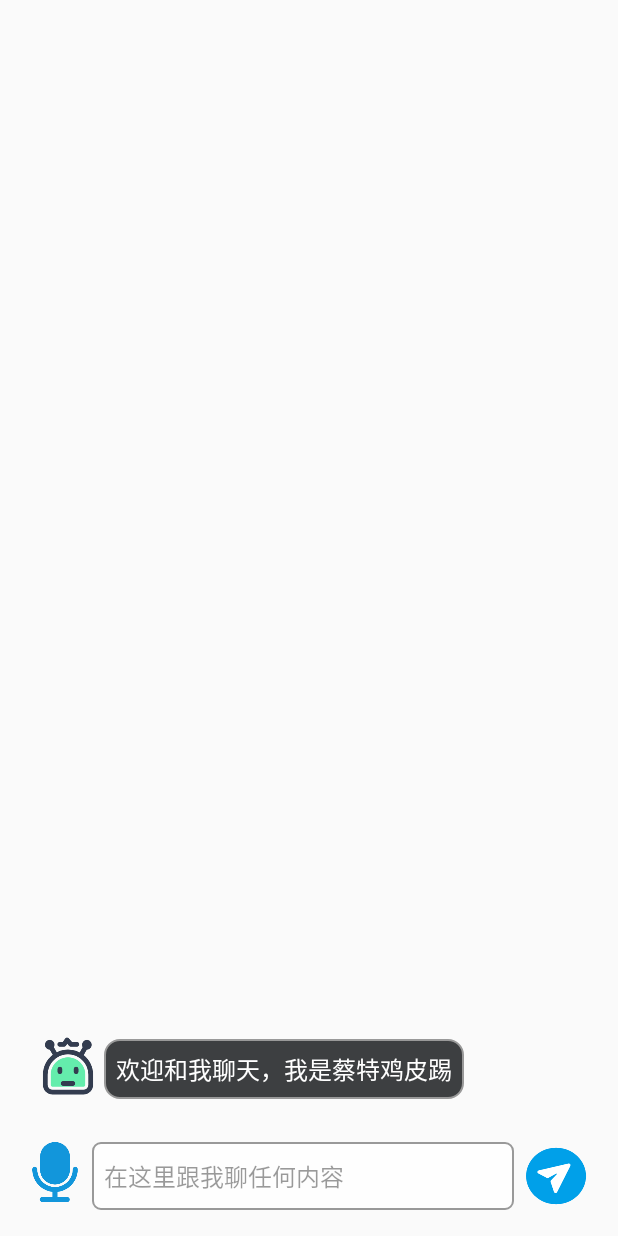
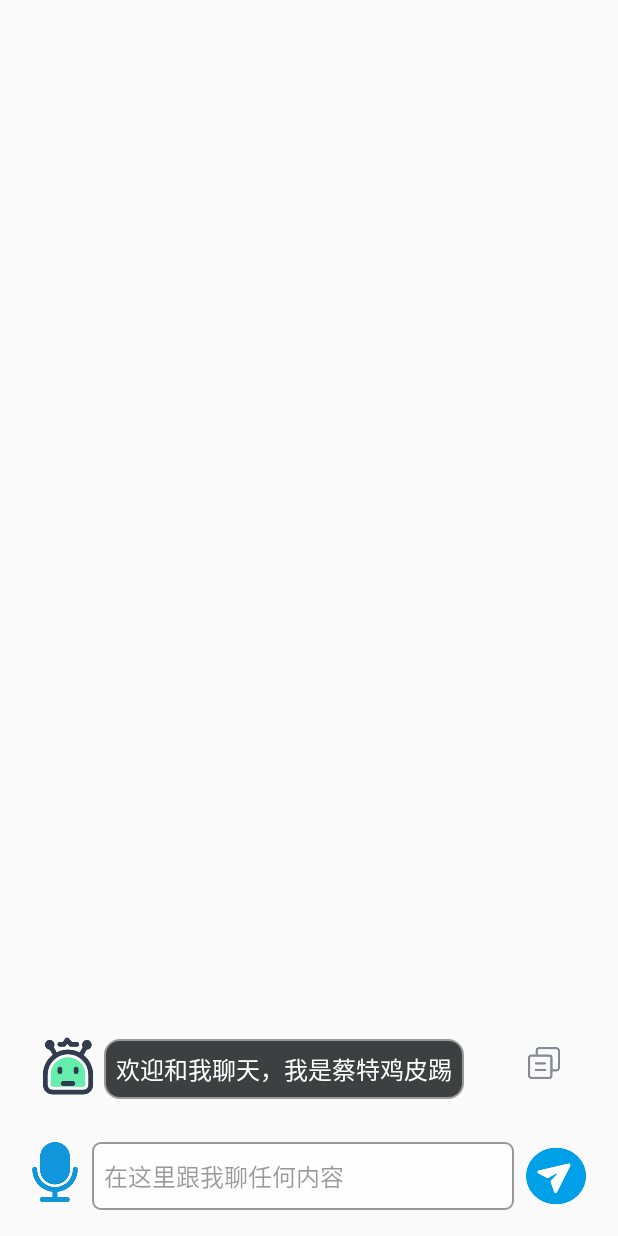
Before and after one commit to cstdr/ChatGPTAssistant, an Android app: the screen it shows after launch (MainActivity), on a phone screen of 412 x 824 dp. Run offline under Robolectric (Android 15) with nearby library versions, the phone set to English and light mode, and no system bars; libraries missing offline, so code that uses them is left out: net.gotev.speech; plain views replace SpeechProgressView; 14 statements that could not run were skipped.

Commit message:
add 复制内容按钮。

```diff
--- a/app/src/main/java/com/cstdr/chatgpt/MainActivity.java
+++ b/app/src/main/java/com/cstdr/chatgpt/MainActivity.java
@@ -25,6 +25,7 @@ import android.widget.Toast;
 import com.cstdr.chatgpt.adapter.ChatListAdapter;
 import com.cstdr.chatgpt.bean.ChatMessage;
 import com.cstdr.chatgpt.constant.Constant;
+import com.cstdr.chatgpt.util.ClipboardUtil;
 import com.cstdr.chatgpt.util.JsonParser;
 import com.iflytek.cloud.ErrorCode;
 import com.iflytek.cloud.InitListener;
@@ -106,6 +107,7 @@ public class MainActivity extends AppCompatActivity {
     protected void onCreate(Bundle savedInstanceState) {
         super.onCreate(savedInstanceState);
         setContentView(R.layout.activity_main);
+        ClipboardUtil.init(this);
 
         // 将“12345678”替换成您申请的APPID，申请地址：http://www.xfyun.cn
         // 请勿在“=”与appid之间添加任何空字符或者转义符
@@ -120,7 +122,7 @@ public class MainActivity extends AppCompatActivity {
 
         // ======================
 
-        Speech.init(this, getPackageName());
+//        Speech.init(this, getPackageName());
 
         mContext = this;
 
@@ -345,7 +347,7 @@ public class MainActivity extends AppCompatActivity {
     @Override
     protected void onDestroy() {
         super.onDestroy();
-        Speech.getInstance().shutdown();
+//        Speech.getInstance().shutdown();
         if (mIatDialog != null) {
             // 退出时释放连接
             mIatDialog.cancel();
@@ -472,6 +474,9 @@ public class MainActivity extends AppCompatActivity {
 
     }
 
+    /**
+     * @deprecated 谷歌的语音组件，需要科技才能用
+     */
     private void startRecord() {
         try {
             Speech.getInstance().startListening(mSPVRecord, new SpeechDelegate() {
--- /dev/null
+++ b/app/src/main/java/com/cstdr/chatgpt/MyApplication.java
@@ -0,0 +1,10 @@
+package com.cstdr.chatgpt;
+
+import android.app.Application;
+
+public class MyApplication extends Application {
+    @Override
+    public void onCreate() {
+        super.onCreate();
+    }
+}
--- a/app/src/main/java/com/cstdr/chatgpt/adapter/ChatListAdapter.java
+++ b/app/src/main/java/com/cstdr/chatgpt/adapter/ChatListAdapter.java
@@ -4,16 +4,20 @@ import android.content.Context;
 import android.view.LayoutInflater;
 import android.view.View;
 import android.view.ViewGroup;
+import android.widget.ImageView;
 import android.widget.ProgressBar;
 import android.widget.RelativeLayout;
 import android.widget.TextView;
+import android.widget.Toast;
 
 import androidx.annotation.NonNull;
 import androidx.recyclerview.widget.RecyclerView;
 
+import com.cstdr.chatgpt.MyApplication;
 import com.cstdr.chatgpt.R;
 import com.cstdr.chatgpt.bean.ChatMessage;
 import com.cstdr.chatgpt.constant.Constant;
+import com.cstdr.chatgpt.util.ClipboardUtil;
 
 import java.util.List;
 import java.util.zip.Inflater;
@@ -45,16 +49,28 @@ public class ChatListAdapter extends RecyclerView.Adapter<ChatListAdapter.MyView
             holder.mRlHuman.setVisibility(View.GONE);
             holder.mRlBot.setVisibility(View.VISIBLE);
             holder.mTvMsgBot.setText(msg);
+            holder.mIvCopy.setVisibility(View.VISIBLE);
+            holder.mIvCopy.setOnClickListener(v -> {
+                // 复制到剪贴板
+                if (ClipboardUtil.copy(msg)) {
+                    Toast.makeText(v.getContext(), "已复制", Toast.LENGTH_SHORT).show();
+                } else {
+                    Toast.makeText(v.getContext(), "复制出错", Toast.LENGTH_SHORT).show();
+                }
+            });
+
         } else if (owner.equals(Constant.OWNER_HUMAN)) {
             holder.mPbThink.setVisibility(View.GONE);
             holder.mRlBot.setVisibility(View.GONE);
             holder.mRlHuman.setVisibility(View.VISIBLE);
             holder.mTvMsgHuman.setText(msg);
+            holder.mIvCopy.setVisibility(View.GONE);
         } else if (owner.equals(Constant.OWNER_BOT_THINK)) {
             holder.mPbThink.setVisibility(View.VISIBLE);
             holder.mRlHuman.setVisibility(View.GONE);
             holder.mRlBot.setVisibility(View.VISIBLE);
             holder.mTvMsgBot.setText(msg);
+            holder.mIvCopy.setVisibility(View.GONE);
         }
     }
 
@@ -74,6 +90,7 @@ public class ChatListAdapter extends RecyclerView.Adapter<ChatListAdapter.MyView
         private TextView mTvMsgBot;
         private TextView mTvMsgHuman;
         private ProgressBar mPbThink;
+        private ImageView mIvCopy;
 
         public MyViewHolder(@NonNull View itemView) {
             super(itemView);
@@ -85,6 +102,7 @@ public class ChatListAdapter extends RecyclerView.Adapter<ChatListAdapter.MyView
             mTvMsgHuman = itemView.findViewById(R.id.tv_msg_human);
 
             mPbThink = itemView.findViewById(R.id.pb_think);
+            mIvCopy = itemView.findViewById(R.id.iv_icon_copy);
         }
     }
 
--- /dev/null
+++ b/app/src/main/java/com/cstdr/chatgpt/util/ClipboardUtil.java
@@ -0,0 +1,27 @@
+package com.cstdr.chatgpt.util;
+
+import android.content.ClipData;
+import android.content.ClipboardManager;
+import android.content.Context;
+
+import com.cstdr.chatgpt.MyApplication;
+
+public class ClipboardUtil {
+
+    private static ClipboardManager cm;
+
+    public static void init(Context context) {
+        if (cm == null) {
+            cm = (ClipboardManager) context.getSystemService(context.CLIPBOARD_SERVICE);
+        }
+    }
+
+    public static boolean copy(String text) {
+        if (cm != null) {
+            ClipData data = ClipData.newPlainText("bot", text);
+            cm.setPrimaryClip(data);
+            return true;
+        }
+        return false;
+    }
+}
--- a/app/src/main/res/layout/item_chat.xml
+++ b/app/src/main/res/layout/item_chat.xml
@@ -30,8 +30,8 @@
             android:textIsSelectable="true"
             android:textSize="16sp" />
 
+    </RelativeLayout>
 
-    </RelativeLayout>
 
     <ProgressBar
         android:id="@+id/pb_think"
@@ -40,6 +40,16 @@
         android:layout_marginStart="160dp"
         android:layout_marginTop="10dp"
         android:indeterminate="true" />
+
+    <ImageView
+        android:id="@+id/iv_icon_copy"
+        android:layout_width="24dp"
+        android:layout_height="24dp"
+        android:layout_alignParentEnd="true"
+        android:layout_marginTop="10dp"
+        android:layout_marginEnd="16dp"
+        android:src="@drawable/icon_copy"
+        android:visibility="gone" />
 
     <RelativeLayout
         android:id="@+id/rl_human"
@@ -69,6 +79,7 @@
             android:layout_height="48dp"
             android:layout_alignParentRight="true"
             android:src="@drawable/icon_girl" />
+
     </RelativeLayout>
 
 </RelativeLayout>
```
Also changed, not shown: app/src/main/AndroidManifest.xml (+11 -10 lines), app/src/main/res/drawable/icon_copy.png (added).
